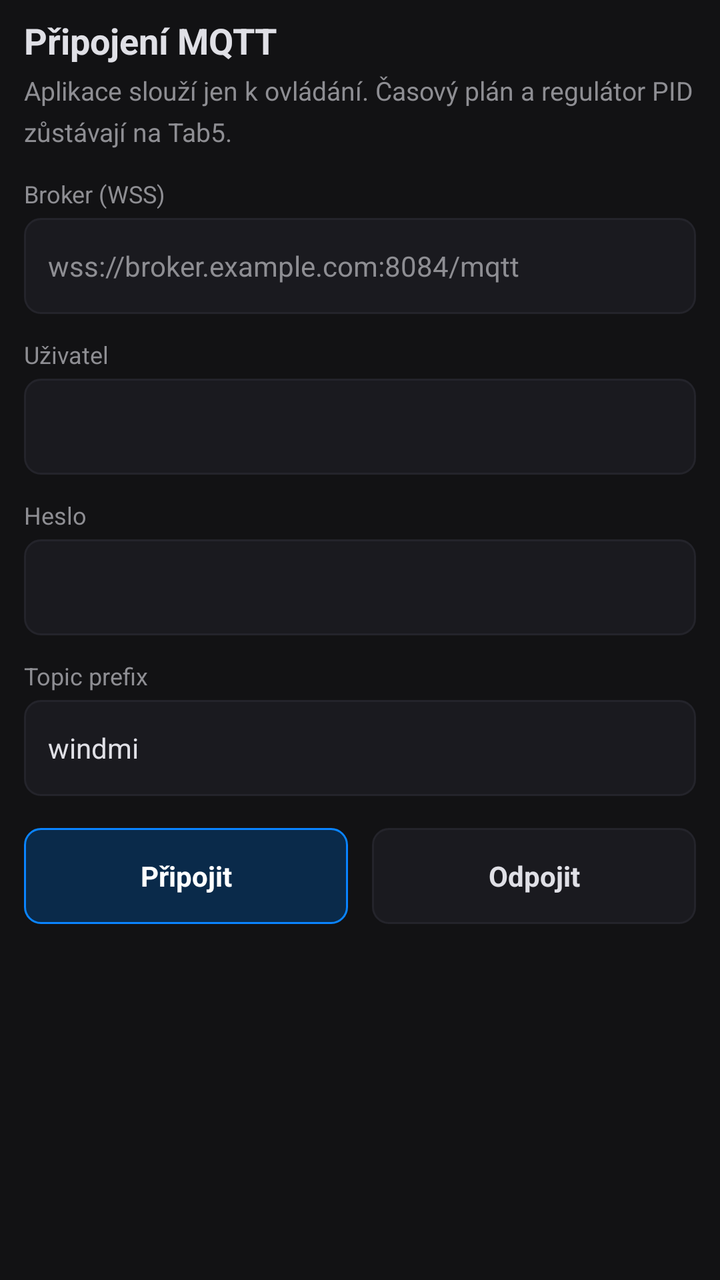
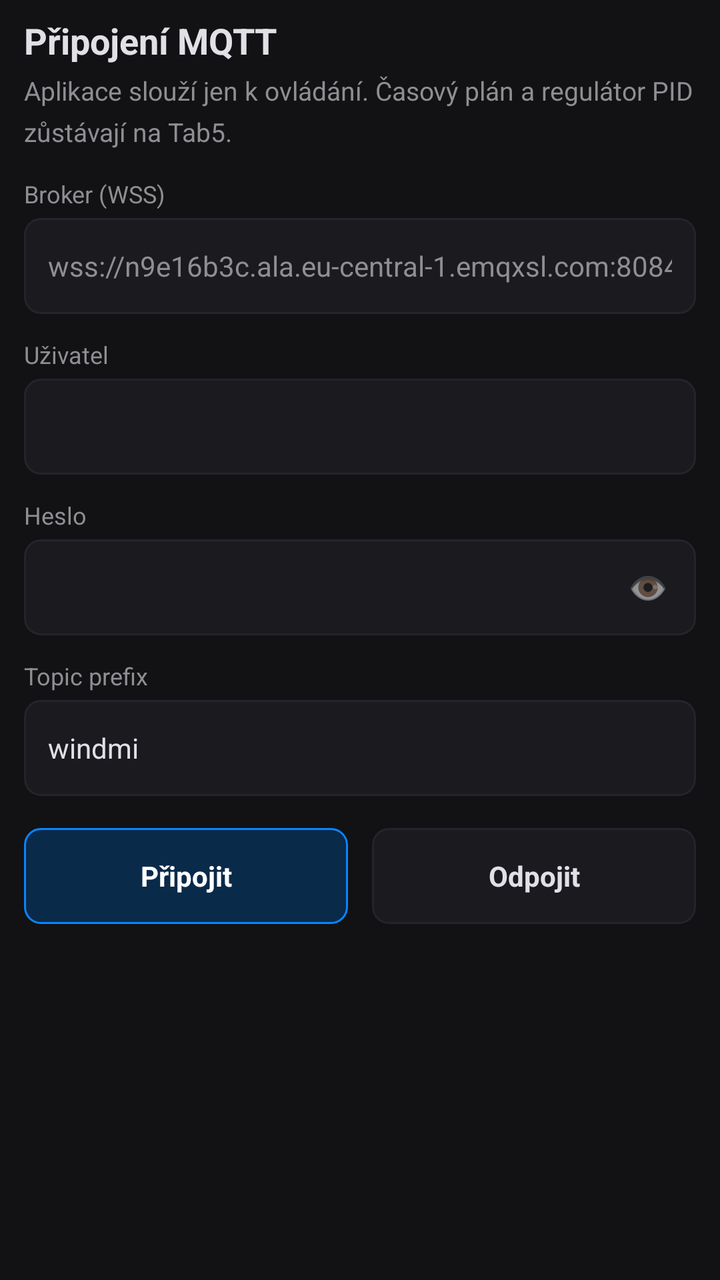

Before-and-after screenshots of an Android layout around one commit, followed by the original layout XML and the change that was made.
<!-- AndroidManifest.xml: application theme Theme.WindmiCtrl -->
<!-- res/layout/view_settings.xml -->
<?xml version="1.0" encoding="utf-8"?>
<ScrollView xmlns:android="http://schemas.android.com/apk/res/android"
    android:layout_width="match_parent"
    android:layout_height="match_parent"
    android:background="@color/bg"
    android:fillViewport="true"
    android:overScrollMode="never">

    <LinearLayout
        android:layout_width="match_parent"
        android:layout_height="wrap_content"
        android:orientation="vertical"
        android:paddingHorizontal="12dp"
        android:paddingTop="8dp"
        android:paddingBottom="20dp">

        <TextView
            android:layout_width="match_parent"
            android:layout_height="wrap_content"
            android:text="Připojení MQTT"
            android:textColor="@color/text"
            android:textSize="18sp"
            android:textStyle="bold" />

        <TextView
            android:layout_width="match_parent"
            android:layout_height="wrap_content"
            android:layout_marginTop="4dp"
            android:layout_marginBottom="14dp"
            android:lineSpacingMultiplier="1.3"
            android:text="Aplikace slouží jen k ovládání. Časový plán a regulátor PID zůstávají na Tab5."
            android:textColor="@color/muted"
            android:textSize="13sp" />

        <TextView
            android:layout_width="match_parent"
            android:layout_height="wrap_content"
            android:text="Broker (WSS)"
            android:textColor="@color/muted"
            android:textSize="12sp" />

        <EditText
            android:id="@+id/cfgHost"
            android:layout_width="match_parent"
            android:layout_height="48dp"
            android:layout_marginTop="4dp"
            android:background="@drawable/bg_field"
            android:hint="wss://broker.example.com:8084/mqtt"
            android:inputType="textUri"
            android:paddingHorizontal="12dp"
            android:textColor="@color/text"
            android:textColorHint="@color/muted"
            android:textSize="14sp" />

        <TextView
            android:layout_width="match_parent"
            android:layout_height="wrap_content"
            android:layout_marginTop="12dp"
            android:text="Uživatel"
            android:textColor="@color/muted"
            android:textSize="12sp" />

        <EditText
            android:id="@+id/cfgUser"
            android:layout_width="match_parent"
            android:layout_height="48dp"
            android:layout_marginTop="4dp"
            android:background="@drawable/bg_field"
            android:inputType="text"
            android:paddingHorizontal="12dp"
            android:textColor="@color/text"
            android:textColorHint="@color/muted"
            android:textSize="14sp" />

        <TextView
            android:layout_width="match_parent"
            android:layout_height="wrap_content"
            android:layout_marginTop="12dp"
            android:text="Heslo"
            android:textColor="@color/muted"
            android:textSize="12sp" />

        <EditText
            android:id="@+id/cfgPass"
            android:layout_width="match_parent"
            android:layout_height="48dp"
            android:layout_marginTop="4dp"
            android:background="@drawable/bg_field"
            android:inputType="textPassword"
            android:paddingHorizontal="12dp"
            android:textColor="@color/text"
            android:textColorHint="@color/muted"
            android:textSize="14sp" />

        <TextView
            android:layout_width="match_parent"
            android:layout_height="wrap_content"
            android:layout_marginTop="12dp"
            android:text="Topic prefix"
            android:textColor="@color/muted"
            android:textSize="12sp" />

        <EditText
            android:id="@+id/cfgPrefix"
            android:layout_width="match_parent"
            android:layout_height="48dp"
            android:layout_marginTop="4dp"
            android:background="@drawable/bg_field"
            android:inputType="text"
            android:paddingHorizontal="12dp"
            android:text="windmi"
            android:textColor="@color/text"
            android:textColorHint="@color/muted"
            android:textSize="14sp" />

        <LinearLayout
            android:layout_width="match_parent"
            android:layout_height="wrap_content"
            android:layout_marginTop="16dp"
            android:orientation="horizontal">

            <TextView
                android:id="@+id/btnConnect"
                android:layout_width="0dp"
                android:layout_height="48dp"
                android:layout_marginEnd="6dp"
                android:layout_weight="1"
                android:background="@drawable/bg_btn_primary"
                android:clickable="true"
                android:focusable="true"
                android:gravity="center"
                android:text="Připojit"
                android:textColor="@android:color/white"
                android:textStyle="bold" />

            <TextView
                android:id="@+id/btnDisconnect"
                android:layout_width="0dp"
                android:layout_height="48dp"
                android:layout_marginStart="6dp"
                android:layout_weight="1"
                android:background="@drawable/bg_btn_secondary"
                android:clickable="true"
                android:focusable="true"
                android:gravity="center"
                android:text="Odpojit"
                android:textColor="@color/text"
                android:textStyle="bold" />
        </LinearLayout>

        <TextView
            android:id="@+id/cfgStatus"
            android:layout_width="match_parent"
            android:layout_height="wrap_content"
            android:layout_marginTop="12dp"
            android:minHeight="18dp"
            android:textColor="@color/muted"
            android:textSize="13sp" />
    </LinearLayout>
</ScrollView>
<!-- resources referenced by this layout -->
<resources>
  <color name="bg">#121214</color>
  <color name="muted">#8E8E93</color>
  <color name="text">#E0E0E6</color>
  <!-- drawable bg_btn_primary (drawable) -->
  <?xml version="1.0" encoding="utf-8"?>
  <shape xmlns:android="http://schemas.android.com/apk/res/android" android:shape="rectangle">
      <solid android:color="@color/chip_room_bg" />
      <stroke android:width="1dp" android:color="@color/room" />
      <corners android:radius="8dp" />
  </shape>
  <!-- drawable bg_btn_secondary (drawable) -->
  <?xml version="1.0" encoding="utf-8"?>
  <shape xmlns:android="http://schemas.android.com/apk/res/android" android:shape="rectangle">
      <solid android:color="@color/panel" />
      <stroke android:width="1dp" android:color="@color/border" />
      <corners android:radius="8dp" />
  </shape>
  <!-- drawable bg_field (drawable) -->
  <?xml version="1.0" encoding="utf-8"?>
  <shape xmlns:android="http://schemas.android.com/apk/res/android" android:shape="rectangle">
      <solid android:color="@color/panel" />
      <stroke android:width="1dp" android:color="@color/border" />
      <corners android:radius="8dp" />
  </shape>
  <style name="Theme.WindmiCtrl" parent="Theme.MaterialComponents.DayNight.NoActionBar">
          <item name="android:statusBarColor">@color/bg</item>
          <item name="android:navigationBarColor">@color/bg</item>
          <item name="android:windowBackground">@color/bg</item>
          <item name="android:windowLightStatusBar">false</item>
          <item name="colorPrimary">@color/room</item>
          <item name="colorOnPrimary">#FFFFFF</item>
          <item name="android:textColorPrimary">@color/text</item>
          <item name="android:textColorHint">@color/muted</item>
          <item name="colorControlNormal">@color/border</item>
          <item name="colorControlActivated">@color/room</item>
      </style>
  <color name="chip_room_bg">#0A2A4A</color>
  <color name="room">#0A84FF</color>
  <color name="panel">#1A1A1F</color>
  <color name="border">#24242B</color>
</resources>

<!-- the commit's change to res/layout/view_settings.xml (unified diff, before → after) -->
@@ -45,7 +45,7 @@
             android:layout_height="48dp"
             android:layout_marginTop="4dp"
             android:background="@drawable/bg_field"
-            android:hint="wss://broker.example.com:8084/mqtt"
+            android:hint="wss://n9e16b3c.ala.eu-central-1.emqxsl.com:8084/mqtt"
             android:inputType="textUri"
             android:paddingHorizontal="12dp"
             android:textColor="@color/text"
@@ -80,17 +80,36 @@
             android:textColor="@color/muted"
             android:textSize="12sp" />
 
-        <EditText
-            android:id="@+id/cfgPass"
+        <FrameLayout
             android:layout_width="match_parent"
             android:layout_height="48dp"
             android:layout_marginTop="4dp"
-            android:background="@drawable/bg_field"
-            android:inputType="textPassword"
-            android:paddingHorizontal="12dp"
-            android:textColor="@color/text"
-            android:textColorHint="@color/muted"
-            android:textSize="14sp" />
+            android:background="@drawable/bg_field">
+
+            <EditText
+                android:id="@+id/cfgPass"
+                android:layout_width="match_parent"
+                android:layout_height="match_parent"
+                android:background="@android:color/transparent"
+                android:inputType="textPassword"
+                android:paddingStart="12dp"
+                android:paddingEnd="48dp"
+                android:textColor="@color/text"
+                android:textColorHint="@color/muted"
+                android:textSize="14sp" />
+
+            <TextView
+                android:id="@+id/btnTogglePass"
+                android:layout_width="48dp"
+                android:layout_height="match_parent"
+                android:layout_gravity="end"
+                android:background="?attr/selectableItemBackgroundBorderless"
+                android:clickable="true"
+                android:focusable="true"
+                android:gravity="center"
+                android:text="👁"
+                android:textSize="16sp" />
+        </FrameLayout>
 
         <TextView
             android:layout_width="match_parent"
